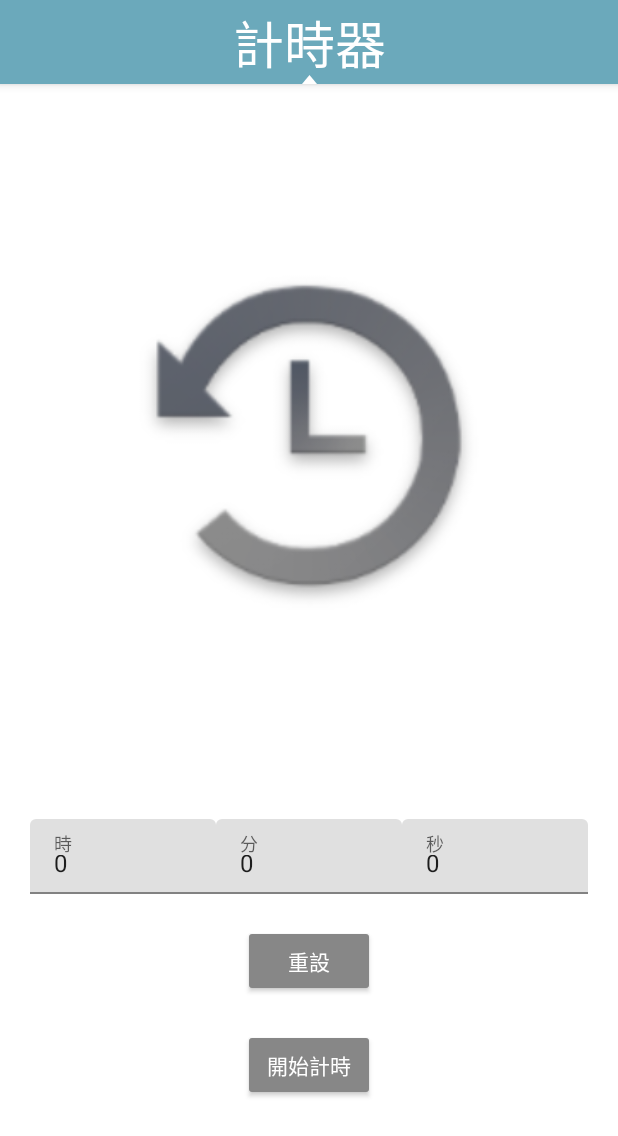
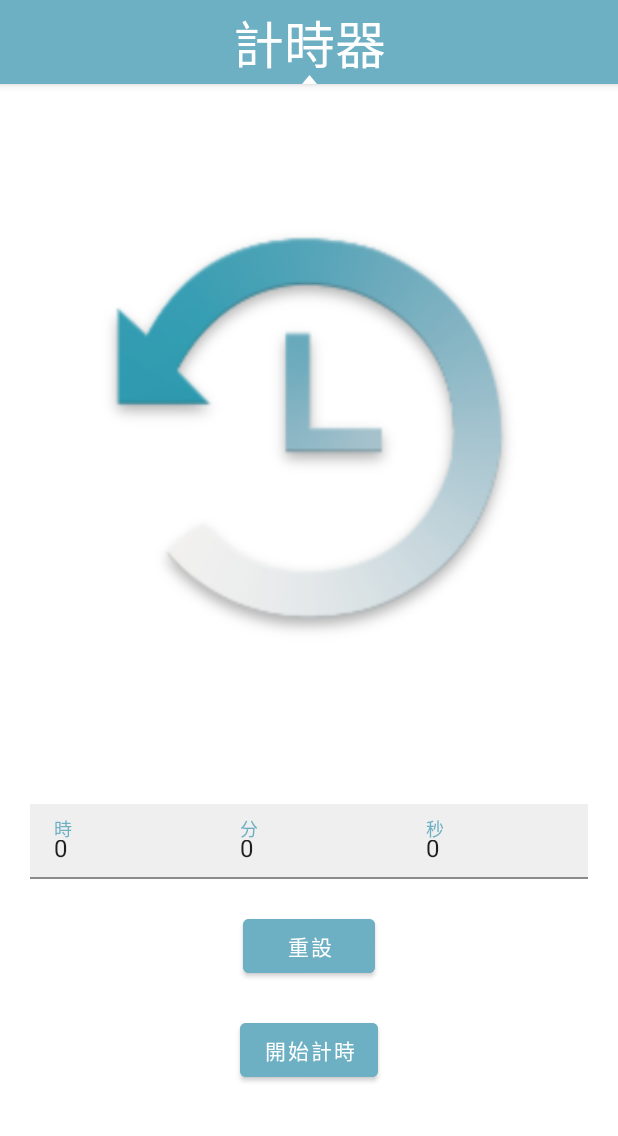
Before and after one commit to Yicheng-1218/DormitoryHelper, an Android app: the LittleTimer screen opened directly, with no data from a screen before it, on a phone screen of 412 x 824 dp. Shown: the top 1136 px of the screen. Run offline under Robolectric (Android 15) with nearby library versions, the phone set to English and light mode, and no system bars.

Commit message:
更改各種介面:)

```diff
--- a/app/src/main/java/com/example/tkulife_pro/admin/packageManagement/RecordAdapter.kt
+++ b/app/src/main/java/com/example/tkulife_pro/admin/packageManagement/RecordAdapter.kt
@@ -68,13 +68,13 @@ class RecordAdapter() : RecyclerView.Adapter<RecordAdapter.ViewHolder>() {
             true->{
                 holder.view.takenText.apply {
                     text="已領"
-                    setTextColor(Color.parseColor("#0099e5"))
+                    setTextColor(Color.parseColor("#157F1F"))
                 }
             }
             false->{
                 holder.view.takenText.apply {
                     text="未領"
-                    setTextColor(Color.parseColor("#ff4c4c"))
+                    setTextColor(Color.parseColor("#BF4E30"))
                 }
             }
         }
--- a/app/src/main/res/layout/activity_fix_notification.xml
+++ b/app/src/main/res/layout/activity_fix_notification.xml
@@ -13,7 +13,9 @@
         app:layout_constraintBottom_toTopOf="@+id/ViewPager"
         app:layout_constraintEnd_toEndOf="parent"
         app:layout_constraintStart_toStartOf="parent"
-        app:layout_constraintTop_toTopOf="parent">
+        app:layout_constraintTop_toTopOf="parent"
+        app:tabTextColor="@color/tkuGray"
+        app:tabIndicatorColor="@color/barBlue">
 
         <com.google.android.material.tabs.TabItem
             android:layout_width="wrap_content"
--- a/app/src/main/res/layout/activity_little_timer.xml
+++ b/app/src/main/res/layout/activity_little_timer.xml
@@ -10,13 +10,13 @@
 
     <ImageView
         android:id="@+id/imageView3"
-        android:layout_width="333dp"
-        android:layout_height="329dp"
+        android:layout_width="300dp"
+        android:layout_height="300dp"
         app:layout_constraintBottom_toTopOf="@+id/constraintLayout"
         app:layout_constraintEnd_toEndOf="parent"
         app:layout_constraintStart_toStartOf="parent"
         app:layout_constraintTop_toTopOf="parent"
-        app:srcCompat="@drawable/ic_timmer" />
+        app:srcCompat="@drawable/ic_timeicon" />
 
     <androidx.constraintlayout.widget.ConstraintLayout
         android:id="@+id/constraintLayout"
@@ -44,12 +44,16 @@
                 app:layout_constraintEnd_toStartOf="@+id/textInputLayout3"
                 app:layout_constraintHorizontal_bias="0.5"
                 app:layout_constraintStart_toEndOf="@+id/textInputLayout2"
-                app:layout_constraintTop_toTopOf="parent">
+                app:layout_constraintTop_toTopOf="parent"
+                android:textColorHint="@color/barBlue"
+                app:boxStrokeColor="@color/barBlue">
 
                 <com.google.android.material.textfield.TextInputEditText
                     android:layout_width="match_parent"
                     android:layout_height="wrap_content"
-                    android:hint="分" />
+                    android:background="#EFEFEF"
+                    android:hint="分"
+                    />
             </com.google.android.material.textfield.TextInputLayout>
 
             <com.google.android.material.textfield.TextInputLayout
@@ -60,12 +64,15 @@
                 app:layout_constraintEnd_toStartOf="@+id/textInputLayout"
                 app:layout_constraintHorizontal_bias="0.5"
                 app:layout_constraintStart_toStartOf="parent"
-                app:layout_constraintTop_toTopOf="parent">
+                app:layout_constraintTop_toTopOf="parent"
+                android:textColorHint="@color/barBlue"
+                app:boxStrokeColor="@color/barBlue">
 
                 <com.google.android.material.textfield.TextInputEditText
                     android:layout_width="match_parent"
                     android:layout_height="wrap_content"
-                    android:hint="時" />
+                    android:background="#EFEFEF"
+                    android:hint="時"/>
             </com.google.android.material.textfield.TextInputLayout>
 
             <com.google.android.material.textfield.TextInputLayout
@@ -76,12 +83,16 @@
                 app:layout_constraintEnd_toEndOf="parent"
                 app:layout_constraintHorizontal_bias="0.5"
                 app:layout_constraintStart_toEndOf="@+id/textInputLayout"
-                app:layout_constraintTop_toTopOf="parent">
+                app:layout_constraintTop_toTopOf="parent"
+                android:textColorHint="@color/barBlue"
+                app:boxStrokeColor="@color/barBlue">
 
                 <com.google.android.material.textfield.TextInputEditText
                     android:layout_width="match_parent"
                     android:layout_height="wrap_content"
-                    android:hint="秒" />
+                    android:background="#EFEFEF"
+                    android:hint="秒"
+                    />
             </com.google.android.material.textfield.TextInputLayout>
         </androidx.constraintlayout.widget.ConstraintLayout>
 
@@ -90,7 +101,7 @@
             android:layout_width="wrap_content"
             android:layout_height="wrap_content"
             android:text="重設"
-            style="@style/Widget.AppCompat.Button"
+            android:backgroundTint="@color/barBlue"
             app:layout_constraintBottom_toTopOf="@+id/button9"
             app:layout_constraintEnd_toEndOf="parent"
             app:layout_constraintHorizontal_bias="0.5"
@@ -102,7 +113,7 @@
             android:layout_width="wrap_content"
             android:layout_height="wrap_content"
             android:text="開始計時"
-            style="@style/Widget.AppCompat.Button"
+            android:backgroundTint="@color/barBlue"
             app:layout_constraintBottom_toBottomOf="parent"
             app:layout_constraintEnd_toEndOf="parent"
             app:layout_constraintHorizontal_bias="0.5"
--- a/app/src/main/res/layout/activity_status_tab.xml
+++ b/app/src/main/res/layout/activity_status_tab.xml
@@ -13,7 +13,9 @@
         app:layout_constraintBottom_toTopOf="@id/ViewPager"
         app:layout_constraintEnd_toEndOf="parent"
         app:layout_constraintStart_toStartOf="parent"
-        app:layout_constraintTop_toTopOf="parent">
+        app:layout_constraintTop_toTopOf="parent"
+        app:tabIndicatorColor="@color/barBlue"
+        app:tabTextColor="@color/tkuGray">
 
         <com.google.android.material.tabs.TabItem
             android:layout_width="wrap_content"
--- a/app/src/main/res/layout/peak_time_tab.xml
+++ b/app/src/main/res/layout/peak_time_tab.xml
@@ -11,12 +11,14 @@
         android:layout_width="0dp"
         android:layout_height="wrap_content"
         android:layout_marginBottom="8dp"
-        android:background="@color/purple_200"
+        android:background="@color/secondaryGary"
         app:layout_constraintBottom_toTopOf="@+id/barChart"
         app:layout_constraintEnd_toEndOf="parent"
         app:layout_constraintStart_toStartOf="parent"
         app:layout_constraintTop_toTopOf="parent"
-        app:tabSelectedTextColor="@color/white">
+        app:tabTextColor="@color/tkuGray"
+        app:tabSelectedTextColor="@color/white"
+        app:tabIndicatorColor="@color/barBlue">
 
         <com.google.android.material.tabs.TabItem
             android:layout_width="wrap_content"
--- a/app/src/main/res/values/colors.xml
+++ b/app/src/main/res/values/colors.xml
@@ -11,5 +11,6 @@
     <color name="tkuGray">#878787</color>
     <color name="iconBlue">#6EB0C3</color>
     <color name="barRed">#ca131f</color>
-    <color name="barBlue">#6ba9bb</color>
+    <color name="barBlue">#6EB0C3</color>
+    <color name="secondaryGary">#C4C4C4</color>
 </resources>
```
Also changed, not shown: app/src/main/res/drawable/ic_nothinghere.xml (added, +16 -0 lines), app/src/main/res/drawable/ic_nothinghere_new.xml (added, +16 -0 lines), app/src/main/res/layout/activity_fix_page.xml (+19 -14 lines), app/src/main/res/layout/activity_push_notification.xml (+17 -3 lines), app/src/main/res/drawable/ic_timeicon.png (added).
